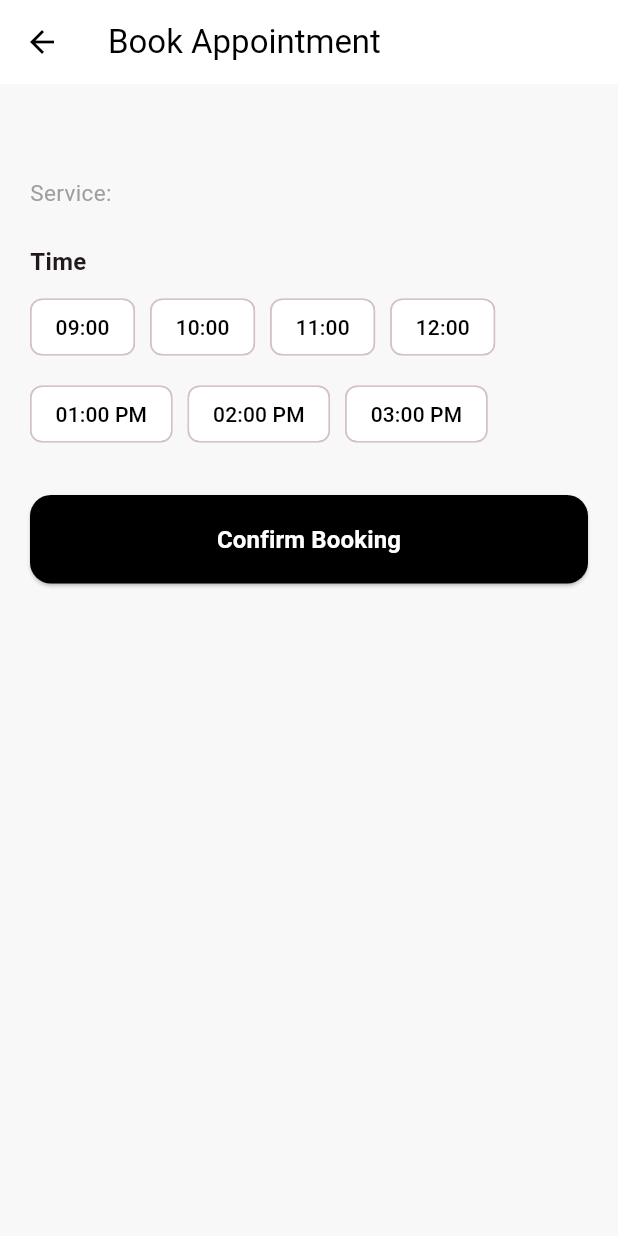
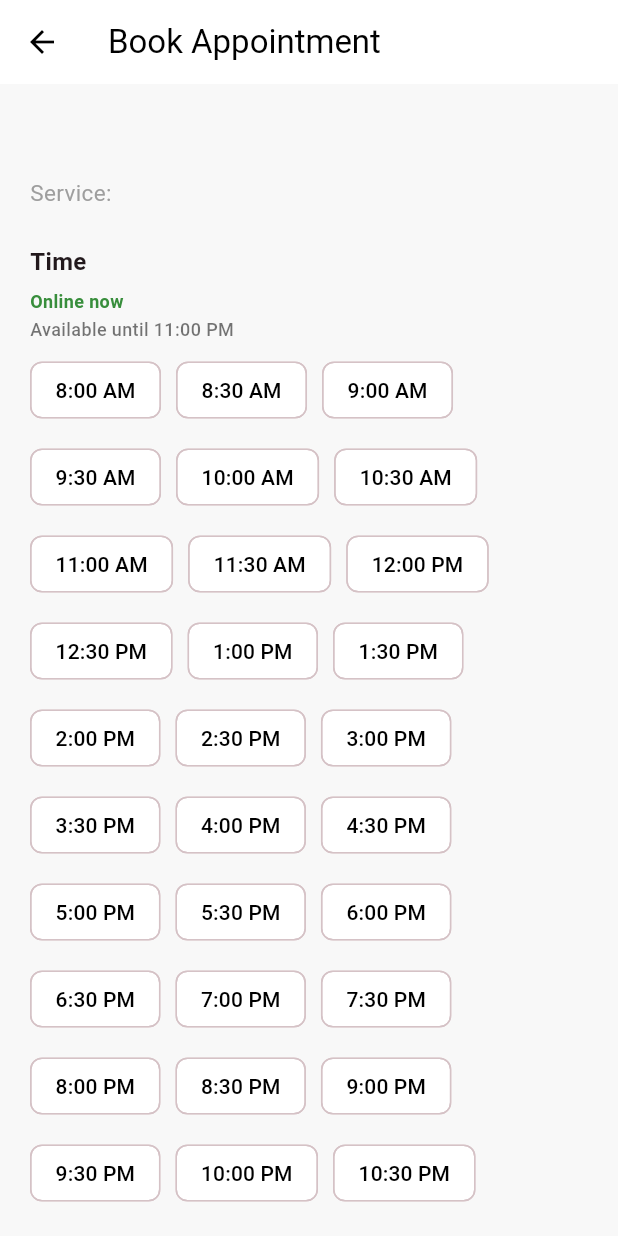
Before and after one commit to trtalotaibi-boop/kloof, a Flutter app: the BookingScreen screen opened directly with empty values, on a phone screen of 412 x 824 dp. Run offline on Flutter 3.47's test engine with Material 3 defaults, Android fonts, the phone set to English and light mode, and no system bars; our stand-ins replace bloc, cloud_firestore, dartz, equatable, firebase_auth, firebase_core and 1 more; accounts and stored records are empty; project files that could hold a hidden picture were left out.

```diff
--- a/lib/screens/booking_screen.dart
+++ b/lib/screens/booking_screen.dart
@@ -18,15 +18,25 @@ class BookingScreen extends StatefulWidget {
 
 class _BookingScreenState extends State<BookingScreen> {
   String? _selectedTime;
-  final List<String> _timeSlots = [
-    '09:00',
-    '10:00',
-    '11:00',
-    '12:00',
-    '01:00 PM',
-    '02:00 PM',
-    '03:00 PM',
-  ];
+  late final List<String> _timeSlots = _generateTimeSlots();
+
+  List<String> _generateTimeSlots() {
+    final slots = <String>[];
+    final startMinutes = 8 * 60;
+    final endMinutes = 23 * 60;
+
+    for (var minutes = startMinutes; minutes <= endMinutes; minutes += 30) {
+      final hour24 = minutes ~/ 60;
+      final minute = minutes % 60;
+      final isPm = hour24 >= 12;
+      final hour12 = hour24 % 12 == 0 ? 12 : hour24 % 12;
+      final minuteText = minute.toString().padLeft(2, '0');
+      final period = isPm ? 'PM' : 'AM';
+      slots.add('$hour12:$minuteText $period');
+    }
+
+    return slots;
+  }
 
   void _onConfirmBooking() {
     if (_selectedTime == null) {
@@ -86,6 +96,24 @@ class _BookingScreenState extends State<BookingScreen> {
                 'Time',
                 style: TextStyle(fontSize: 16, fontWeight: FontWeight.bold),
               ),
+              const SizedBox(height: 6),
+              Text(
+                'Online now',
+                style: TextStyle(
+                  color: Colors.green.shade700,
+                  fontSize: 12,
+                  fontWeight: FontWeight.w600,
+                ),
+              ),
+              const SizedBox(height: 2),
+              const Text(
+                'Available until 11:00 PM',
+                style: TextStyle(
+                  color: Colors.black54,
+                  fontSize: 12,
+                  fontWeight: FontWeight.w500,
+                ),
+              ),
               const SizedBox(height: 8),
               Wrap(
                 spacing: 10,
```
